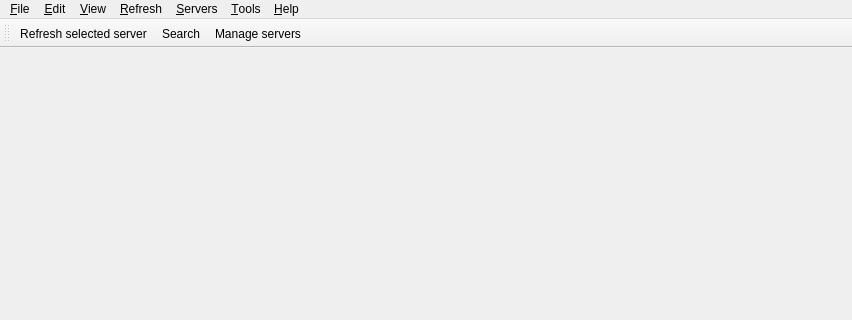
Before: the Qt Designer form Viewer/src/MainWindow.ui in ecmwf/ecflow, drawn with Qt 5; both pictures show x 0 to 852 and y 0 to 320 of the 852 by 675 pixel window.
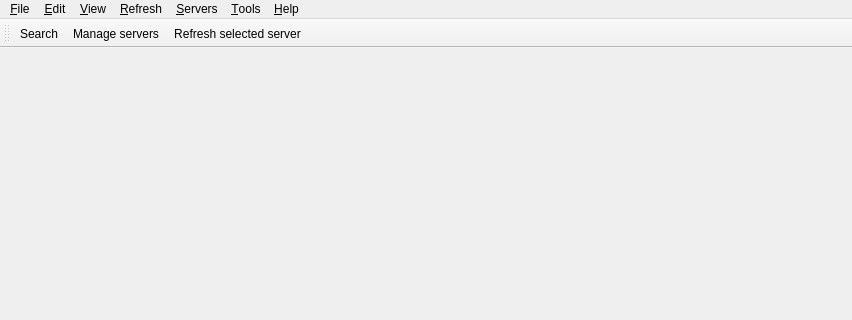
After: the same form once the commit is applied. Icons and pictures are not drawn.

The edit to the form file:
```diff
--- a/Viewer/src/MainWindow.ui
+++ b/Viewer/src/MainWindow.ui
@@ -139,9 +139,9 @@
    <attribute name="toolBarBreak">
     <bool>false</bool>
    </attribute>
-   <addaction name="actionRefreshSelected"/>
    <addaction name="actionSearch"/>
    <addaction name="actionManageServers"/>
+   <addaction name="actionRefreshSelected"/>
   </widget>
   <action name="actionClose">
    <property name="icon">
```
